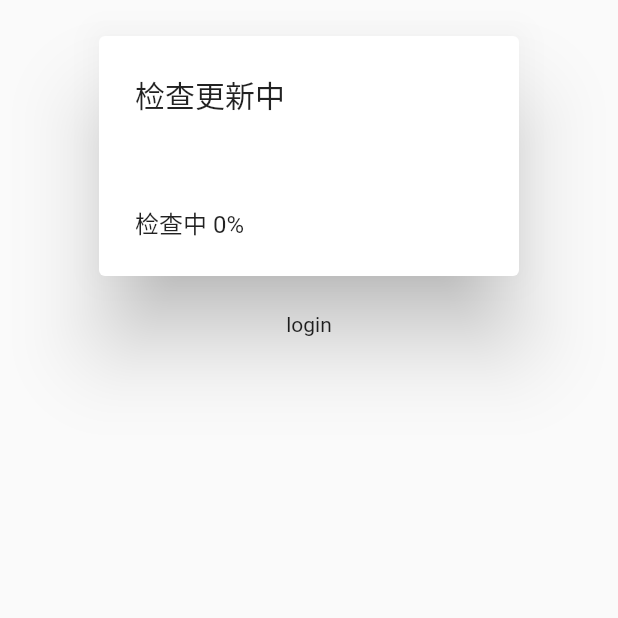
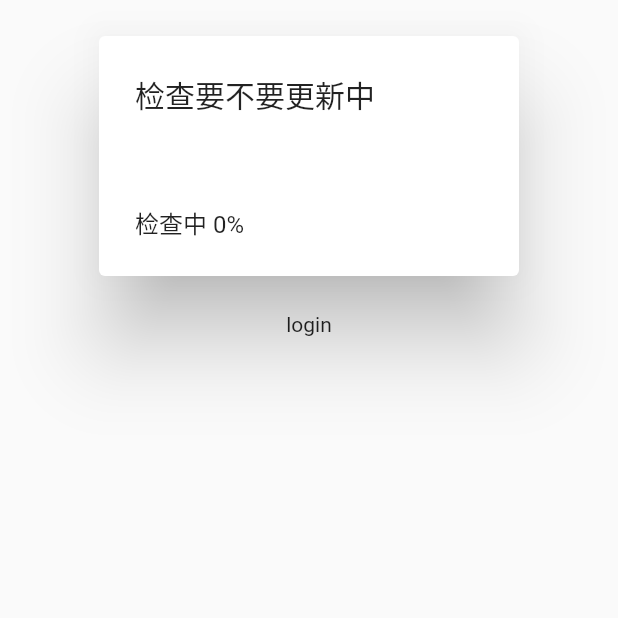
Before and after one commit to QiaoYangKe/mes-mobile-client, a Flutter app: the screen it shows after launch, on a phone screen of 412 x 824 dp, the top half of it. Run offline on Flutter 3.47's test engine with Material 2 defaults, Android fonts, the phone set to English and light mode, and no system bars; our stand-ins replace dio, event_bus, fluttertoast, package_info, permission_handler, shared_preferences; missing offline and left inert: flutter_downloader, install_plugin; network calls fail.

Commit message:
检测更新跳转bug更正

```diff
--- a/lib/main.dart
+++ b/lib/main.dart
@@ -97,7 +97,7 @@ class _MyHomePageState extends State<MyHomePage> {
         child:Visibility(
           visible:show,
           child: AlertDialog(
-              title: Text('检查更新中'),
+              title: Text('检查要不要更新中'),
               content: SingleChildScrollView(
                 child: ListBody(
                   children: <Widget>[
@@ -144,13 +144,13 @@ class _MyHomePageState extends State<MyHomePage> {
   }
 
   Future checkUpdate() async {
-    setState(() => this.progress = 1);
+    setState(() => this.progress = 10);
     //获取当前版本
     PackageInfo packageInfo = await PackageInfo.fromPlatform();
     String version = packageInfo.version;
-    setState(() => this.progress = 10);
+    setState(() => this.progress = 20);
     //获取服务器上最新版本
-    setState(() => this.progress = 20);
+    setState(() => this.progress = 30);
     //判断如果服务器上版本比当前版本新,则返回最新版本信息
     if (version != serviceVersion) {
       setState(() => this.progress = 100);
--- a/pubspec.yaml
+++ b/pubspec.yaml
@@ -11,7 +11,7 @@ description: A new Flutter project.
 # In iOS, build-name is used as CFBundleShortVersionString while build-number used as CFBundleVersion.
 # Read more about iOS versioning at
 # https://developer.apple.com/library/archive/documentation/General/Reference/InfoPlistKeyReference/Articles/CoreFoundationKeys.html
-version: 1.0.5
+version: 1.0.6
 
 environment:
   sdk: ">=2.1.0 <3.0.0"
```
